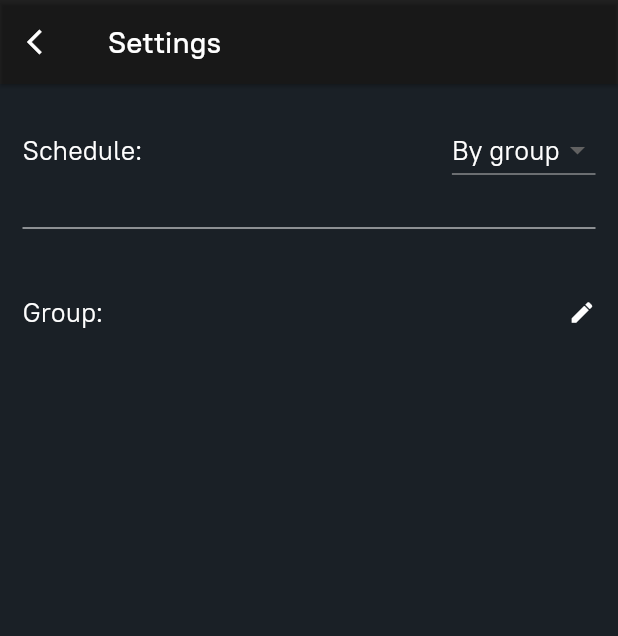
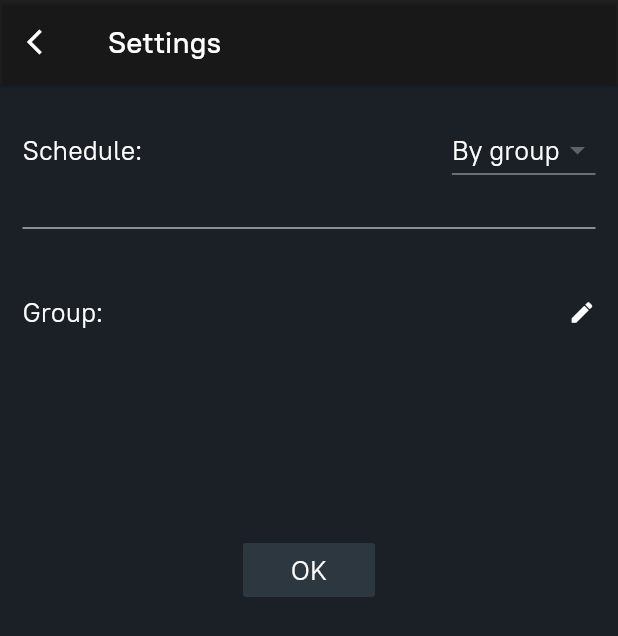
Before and after one commit to adiletcool/ruz_flutter, a Flutter app: the SettingsPage screen opened directly, on a phone screen of 412 x 824 dp. Shown: the top 636 px of the screen. Run offline on Flutter 3.47's test engine with Material 2 defaults, Android fonts, the phone set to English and light mode, and no system bars; our stand-ins replace flutter_bloc, flutter_svg, material_design_icons_flutter, shared_preferences, syncfusion_flutter_calendar; missing offline and left inert: syncfusion_flutter_core; accounts and stored records are empty.

Commit message:
minor changes

```diff
--- a/lib/main.dart
+++ b/lib/main.dart
@@ -364,6 +364,7 @@ void showInfoDialog(BuildContext context) {
                         )),
                   ),
                 ),
+                Divider(color: Colors.black87),
                 SizedBox(height: 10),
                 Container(
                   padding: EdgeInsets.only(left: 22, bottom: 10),
--- a/lib/pages/settings.dart
+++ b/lib/pages/settings.dart
@@ -85,7 +85,7 @@ class _SettingsPageState extends State<SettingsPage> {
                         Text('Schedule: ', style: settingsTextStyle),
                         Spacer(),
                         DropdownButton(
-                          dropdownColor: Colors.grey,
+                          dropdownColor: HexColor.fromHex('#FF37474f'),
                           elevation: 1,
                           items: menuItems,
                           onChanged: (String newValue) {
@@ -99,6 +99,12 @@ class _SettingsPageState extends State<SettingsPage> {
                       Divider(color: Colors.white),
                       SizedBox(height: 20),
                       getSettingsWidget(),
+                      SizedBox(height: 120),
+                      FlatButton(
+                        color: Colors.blueGrey.withOpacity(.25),
+                        child: Text('OK', style: settingsTextStyle),
+                        onPressed: () => goBackHome(),
+                      )
                     ],
                   ),
                 ),
--- a/lib/pages/subject_page.dart
+++ b/lib/pages/subject_page.dart
@@ -63,7 +63,7 @@ class SubjectPage extends StatelessWidget {
                               fontSize: 20, fontWeight: FontWeight.w600)),
                       Divider(thickness: 1.5, color: Colors.black, height: 30),
                       Row(
-                        crossAxisAlignment: CrossAxisAlignment.start,
+                        crossAxisAlignment: CrossAxisAlignment.center,
                         children: <Widget>[
                           Flexible(
                             flex: 2,
```
